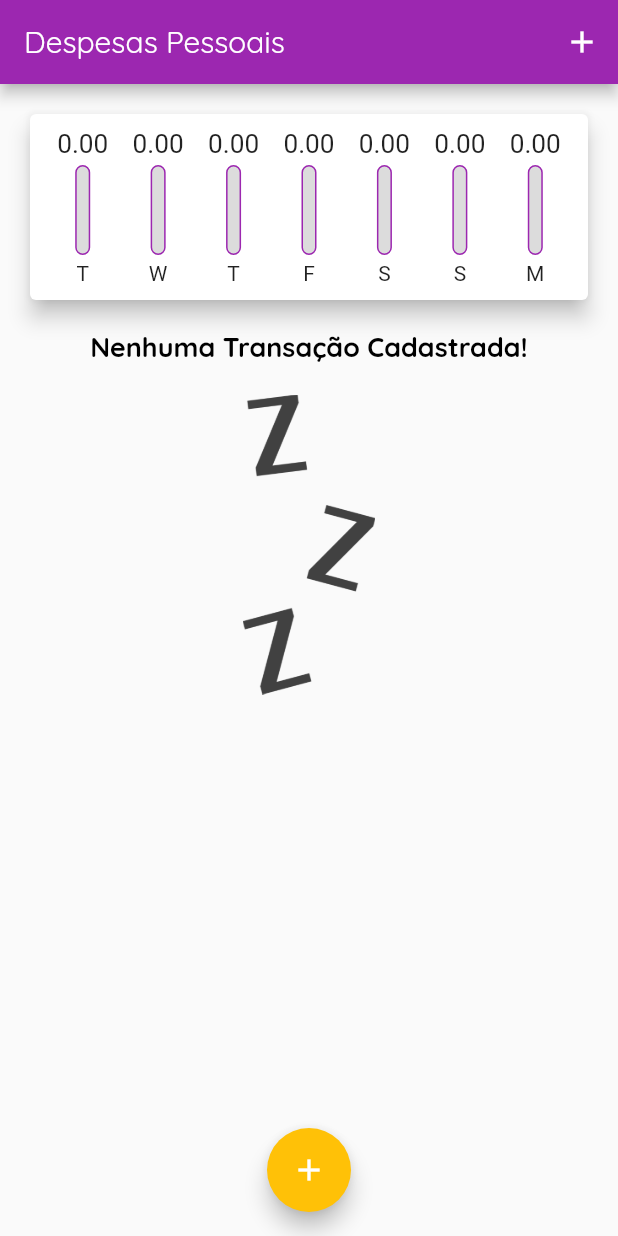
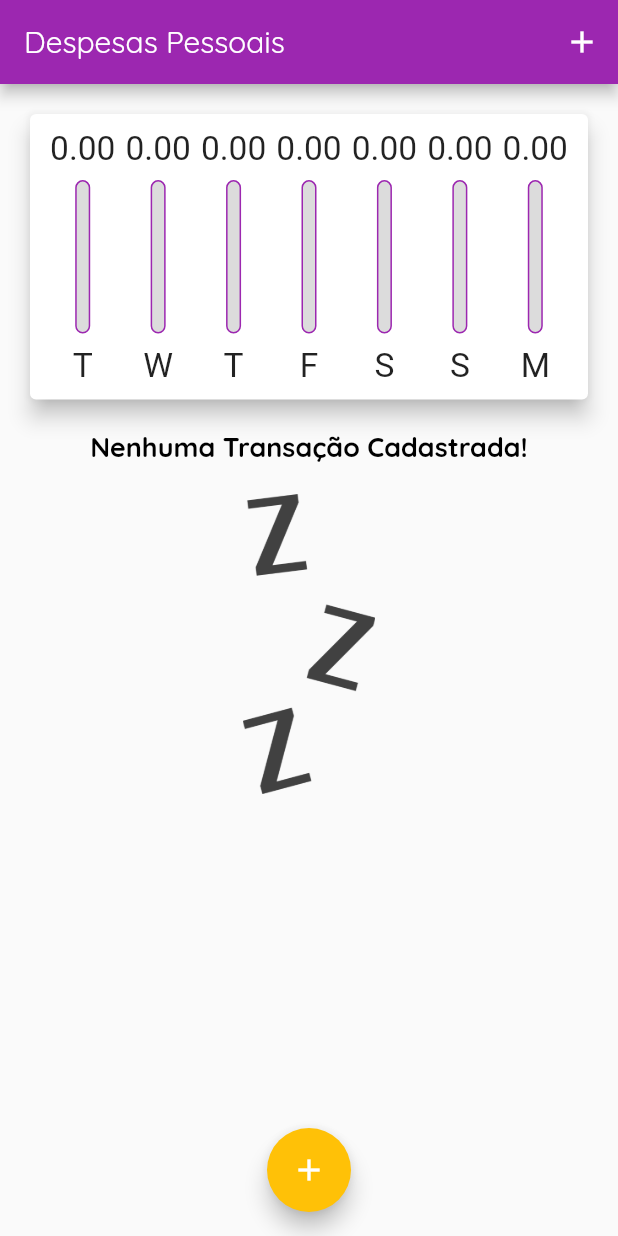
Before and after one commit to GabrielMelo01/expenses, a Flutter app: the screen it shows after launch, on a phone screen of 412 x 824 dp. Run offline on Flutter 3.47's test engine with Material 2 defaults, Android fonts, the phone set to English and light mode, and no system bars.

```diff
--- a/lib/chart.dart
+++ b/lib/chart.dart
@@ -45,8 +45,7 @@ class Chart extends StatelessWidget {
 
   @override
   Widget build(BuildContext context) {
-    return Container(
-      child: Card(
+    return Card(
       elevation: 6,
       margin: const EdgeInsets.all(20),
       child: Padding(
@@ -65,7 +64,6 @@ class Chart extends StatelessWidget {
           }).toList(),
         ),
       ),
-      ),
     );
   }
 }
--- a/lib/chart_bar.dart
+++ b/lib/chart_bar.dart
@@ -16,17 +16,19 @@ class ChartBar extends StatelessWidget {
 
   @override
   Widget build(BuildContext context) {
+    return LayoutBuilder(
+      builder: (ctx, constraints) {
         return Column(
           children: [
             Container(
-          height: 20,
+              height: constraints.maxHeight * 0.15,
               child: FittedBox(
                 child: Text('${value.toStringAsFixed(2)}'),
               ),
             ),
-        SizedBox(height: 4),
+            SizedBox(height: constraints.maxHeight * 0.05),
             Container(
-          height: 60,
+              height: constraints.maxHeight * 0.6,
               width: 10,
               child: Stack(
                 alignment: Alignment.bottomCenter,
@@ -37,15 +39,15 @@ class ChartBar extends StatelessWidget {
                         color: Theme.of(context).colorScheme.primary,
                         width: 1,
                       ),
+                      color: const Color.fromRGBO(220, 220, 220, 1),
                       borderRadius: BorderRadius.circular(5),
-                  color: const Color.fromRGBO(220, 220, 220, 1),
                     ),
                   ),
                   FractionallySizedBox(
                     heightFactor: percentage,
                     child: Container(
                       decoration: BoxDecoration(
-                    color: Theme.of(context).colorScheme.secondary,
+                        color: Theme.of(context).colorScheme.primary,
                         borderRadius: BorderRadius.circular(5),
                       ),
                     ),
@@ -53,9 +55,16 @@ class ChartBar extends StatelessWidget {
                 ],
               ),
             ),
-        SizedBox(height: 4),
-        Text(label),
+            SizedBox(height: constraints.maxHeight * 0.05),
+            Container(
+              height: constraints.maxHeight * 0.15,
+              child: FittedBox(
+                child: Text(label),
+              ),
+            ),
           ],
+        );
+      },
     );
   }
 }
--- a/lib/main.dart
+++ b/lib/main.dart
@@ -18,7 +18,7 @@ class ExpensesApp extends StatelessWidget {
       home: MyHomePage(),
       theme: tema.copyWith(
         colorScheme: tema.colorScheme.copyWith(
-          primary: Colors.purple,
+          primary: Colors.purple[500],
           secondary: Colors.amber,
         ),
         textTheme: tema.textTheme.copyWith(
@@ -88,10 +88,10 @@ class _MyHomePageState extends State<MyHomePage> {
 
   _addTransaction(String title, double value, DateTime date) {
     final newTransaction = Transaction(
-      id: Random().nextDouble().toString(),
-      title: title,
-      value: value,
-      date: date);
+        id: Random().nextDouble().toString(),
+        title: title,
+        value: value,
+        date: date);
 
     setState(() {
       _transactions.add(newTransaction);
@@ -133,9 +133,16 @@ class _MyHomePageState extends State<MyHomePage> {
 
   @override
   Widget build(BuildContext context) {
+    final avaliableHeight = MediaQuery.of(context).size.height -
+        AppBar().preferredSize.height -
+        MediaQuery.of(context).padding.top;
+
     return Scaffold(
       appBar: AppBar(
-        title: Text('Despesas Pessoais'),
+        title: Text('Despesas Pessoais',
+            style: TextStyle(
+              fontSize: 20 * MediaQuery.of(context).textScaleFactor,
+            )),
         actions: <Widget>[
           IconButton(
             icon: Icon(Icons.add),
@@ -147,8 +154,14 @@ class _MyHomePageState extends State<MyHomePage> {
         child: Column(
           crossAxisAlignment: CrossAxisAlignment.stretch,
           children: <Widget>[
-            Chart(_recentTransactions),
-            Transaction_list(_recentTransactions, _removeTransaction),
+            Container(
+              child: Chart(_recentTransactions),
+              height: avaliableHeight * 0.30,
+            ),
+            Container(
+              height: avaliableHeight * 0.70,
+              child: Transaction_list(_recentTransactions, _removeTransaction),
+            ),
           ],
         ),
       ),
--- a/lib/transaction_list.dart
+++ b/lib/transaction_list.dart
@@ -10,9 +10,7 @@ class Transaction_list extends StatelessWidget {
 
   @override
   Widget build(BuildContext context) {
-    return Container(
-      height: 300,
-      child: transactions.isEmpty
+    return transactions.isEmpty
         ? Column(
             children: [
               Text(
@@ -50,6 +48,7 @@ class Transaction_list extends StatelessWidget {
                           child: Text(
                               'R\$ ${e.value.toStringAsFixed(2).replaceAll(".", ",")}')),
                     ),
+                    backgroundColor: Theme.of(context).colorScheme.primary,
                   ),
                   title: Text(
                     e.title,
@@ -66,7 +65,6 @@ class Transaction_list extends StatelessWidget {
                 ),
               );
             },
-            ),
           );
   }
 }
```
Lines whose indentation alone changed are shown as unchanged.
